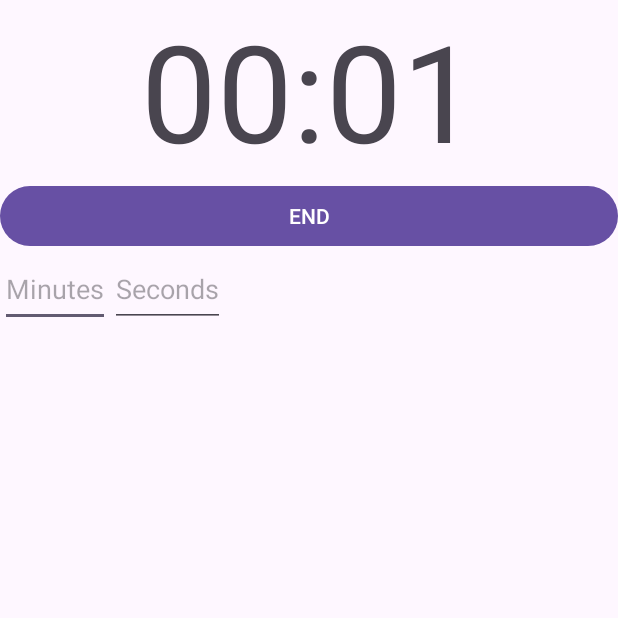
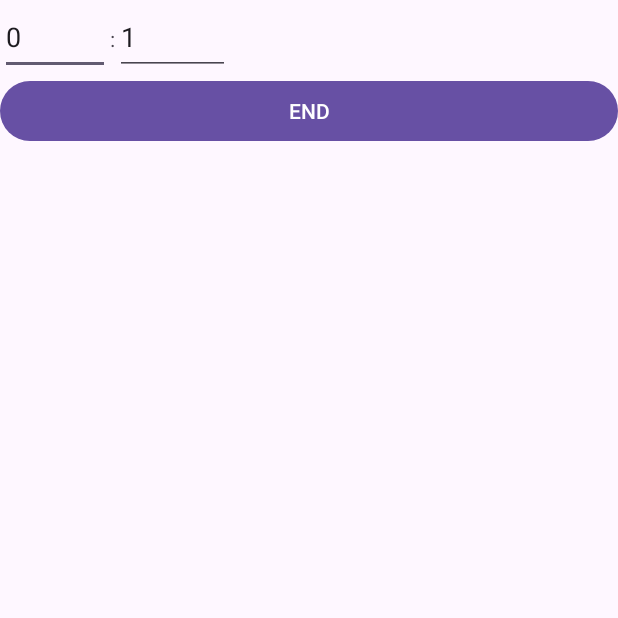
Before and after one commit to DoiRyoto/Meeting-TimeKeeper, an Android app: the screen it shows after launch (MainActivity), after a tap on "START", on a phone screen of 412 x 824 dp, the top half of it. Run offline under Robolectric (Android 15) with nearby library versions, the phone set to English and light mode, and no system bars.

Commit message:
use EditText

```diff
--- a/front/app/src/main/java/com/example/afinal/MainActivity.java
+++ b/front/app/src/main/java/com/example/afinal/MainActivity.java
@@ -24,7 +24,8 @@ public class MainActivity extends AppCompatActivity implements TimeHandler.Updat
         setContentView(R.layout.activity_main);
         Activity mainActivity = this;
 
-        textView = (TextView) findViewById(R.id.timer);
+        minutesEditText = findViewById(R.id.minutesEditText);
+        secondsEditText = findViewById(R.id.secondsEditText);
         button = (Button) findViewById(R.id.button);
         timeHandler = new TimeHandler(this);
 
@@ -41,33 +42,17 @@ public class MainActivity extends AppCompatActivity implements TimeHandler.Updat
                     HttpConnectionTask task = new HttpConnectionTask(mainActivity, "end");
                     task.execute();
                     timeHandler.stopTimer();
-                    textView.setText("00:00");
+                    minutesEditText.setText("00");
+                    secondsEditText.setText("00");
                 }
-            }
-        });
-
-        minutesEditText = findViewById(R.id.minutesEditText);
-        secondsEditText = findViewById(R.id.secondsEditText);
-
-        View rootView = findViewById(android.R.id.content); // 根据布局文件的根视图id获取根视图
-        rootView.setOnClickListener(new View.OnClickListener() {
-            @Override
-            public void onClick(View v) {
-                String minutesString = minutesEditText.getText().toString();
-                String secondsString = secondsEditText.getText().toString();
-
-                int minutes = Integer.parseInt(minutesString);
-                int seconds = Integer.parseInt(secondsString);
-
-                String time = String.format("%02d:%02d", minutes, seconds);
-                textView.setText(time);
             }
         });
 
     }
 
     @Override
-    public void onUpdate(String time) {
-        textView.setText(time);
+    public void onUpdate(String[] time) {
+        minutesEditText.setText(time[0]);
+        secondsEditText.setText(time[1]);
     }
 }
--- a/front/app/src/main/java/com/example/afinal/TimeHandler.java
+++ b/front/app/src/main/java/com/example/afinal/TimeHandler.java
@@ -10,7 +10,7 @@ public class TimeHandler {
     private UpdateListener updateListener;
 
     public interface UpdateListener {
-        void onUpdate(String time);
+        void onUpdate(String time[]);
     }
 
     public TimeHandler(UpdateListener listener) {
@@ -25,7 +25,7 @@ public class TimeHandler {
             public void run() {
                 long currentTime = System.currentTimeMillis();
                 long elapsedTime = currentTime - startTime;
-                String time = formatTime(elapsedTime);
+                String[] time = formatTime(elapsedTime);
                 if (updateListener != null) {
                     updateListener.onUpdate(time);
                 }
@@ -41,13 +41,13 @@ public class TimeHandler {
         }
     }
 
-    private String formatTime(long elapsedTime) {
+    private String[] formatTime(long elapsedTime) {
         int seconds = (int) (elapsedTime / 1000);
         int minutes = seconds / 60;
 
         seconds %= 60;
 
-        String time = String.format("%02d:%02d", minutes, seconds);
+        String[] time = {String.valueOf(minutes), String.valueOf(seconds)};
         return time;
     }
 
--- a/front/app/src/main/res/layout/activity_main.xml
+++ b/front/app/src/main/res/layout/activity_main.xml
@@ -6,20 +6,6 @@
     android:layout_height="match_parent"
     tools:context=".MainActivity"
     android:orientation="vertical">
-
-    <TextView
-        android:id="@+id/timer"
-        android:layout_width="match_parent"
-        android:layout_height="wrap_content"
-        android:text="00:00"
-        android:textAlignment="center"
-        android:textSize="90sp" />
-
-    <Button
-        android:id="@+id/button"
-        android:layout_width="match_parent"
-        android:layout_height="wrap_content"
-        android:text="@string/start" />
 
     <LinearLayout
         android:layout_width="match_parent"
@@ -33,6 +19,12 @@
             android:hint="Minutes"
             android:inputType="number" />
 
+        <TextView
+            android:id="@+id/colon"
+            android:layout_width="wrap_content"
+            android:layout_height="50dp"
+            android:text=":" />
+
         <EditText
             android:id="@+id/secondsEditText"
             android:layout_width="wrap_content"
@@ -41,4 +33,10 @@
             android:inputType="number" />
     </LinearLayout>
 
+    <Button
+        android:id="@+id/button"
+        android:layout_width="match_parent"
+        android:layout_height="wrap_content"
+        android:text="@string/start" />
+
 </LinearLayout>
```
